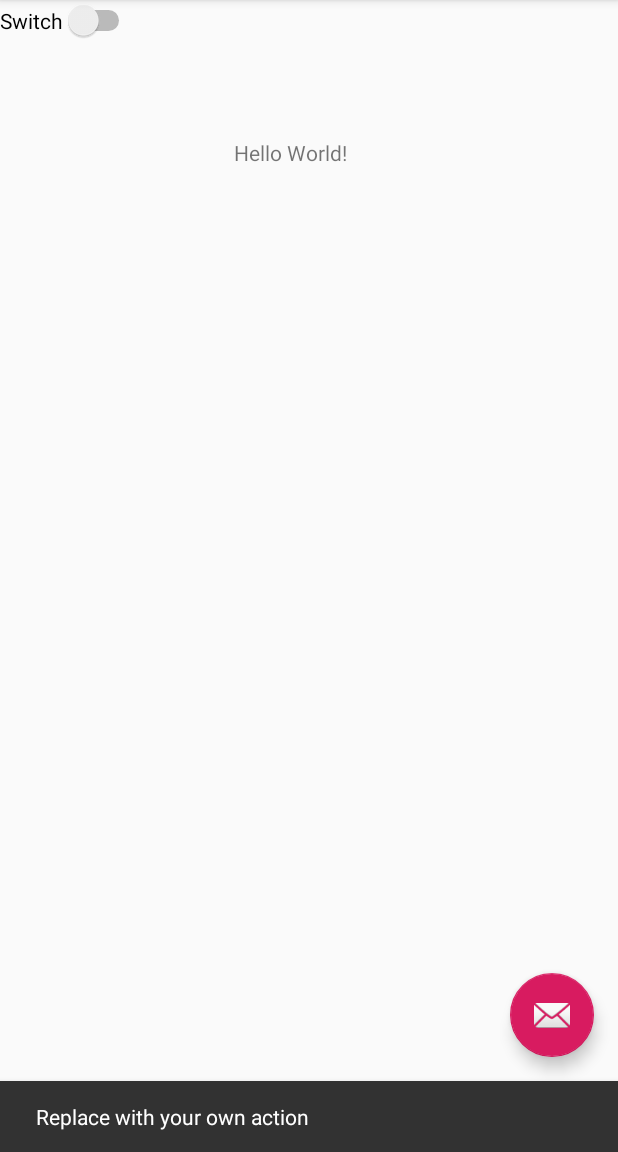
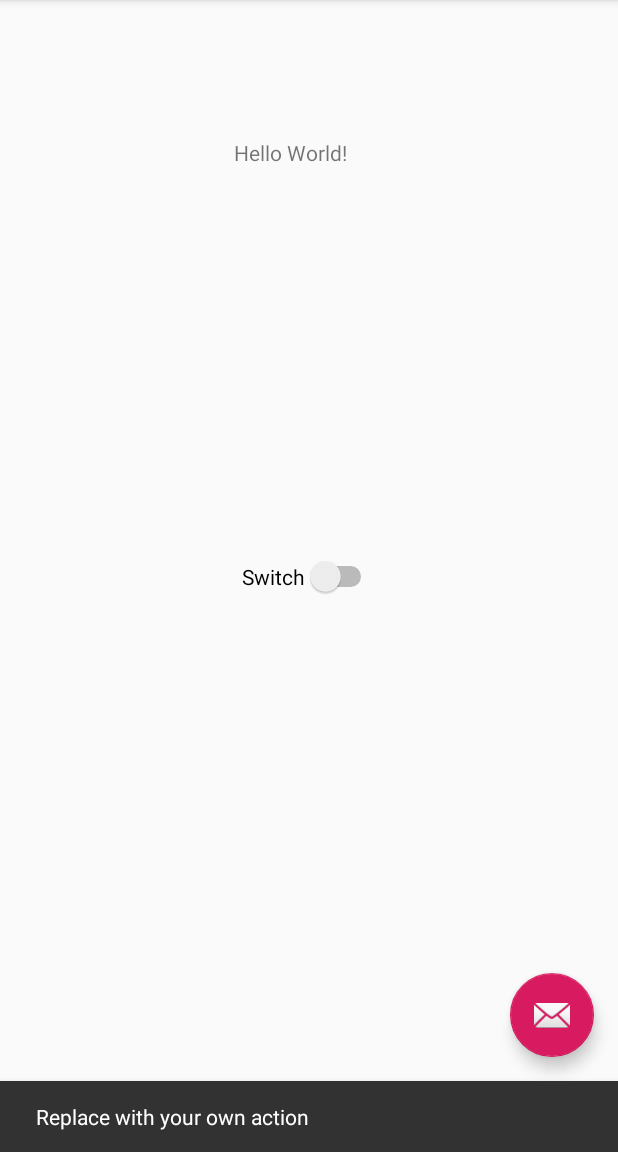
Before and after one commit to AndreyTyshko/test-rep, an Android app: the screen it shows after launch (MainActivity), after a tap on an icon or button, on a phone screen of 412 x 824 dp, the part 84-1236 px from its top. Run offline under Robolectric (Android 15) with nearby library versions, the phone set to English and light mode, and no system bars.

Commit message:
3 commit

```diff
--- a/app/src/main/res/layout/content_main.xml
+++ b/app/src/main/res/layout/content_main.xml
@@ -23,8 +23,14 @@
         android:id="@+id/switch2"
         android:layout_width="wrap_content"
         android:layout_height="wrap_content"
+        android:layout_marginStart="8dp"
+        android:layout_marginTop="8dp"
+        android:layout_marginEnd="8dp"
+        android:layout_marginBottom="8dp"
         android:text="@string/switch1"
-        tools:layout_editor_absoluteX="58dp"
-        tools:layout_editor_absoluteY="253dp" />
+        app:layout_constraintBottom_toBottomOf="parent"
+        app:layout_constraintEnd_toEndOf="parent"
+        app:layout_constraintStart_toStartOf="parent"
+        app:layout_constraintTop_toTopOf="parent" />
 
 </android.support.constraint.ConstraintLayout>
```
